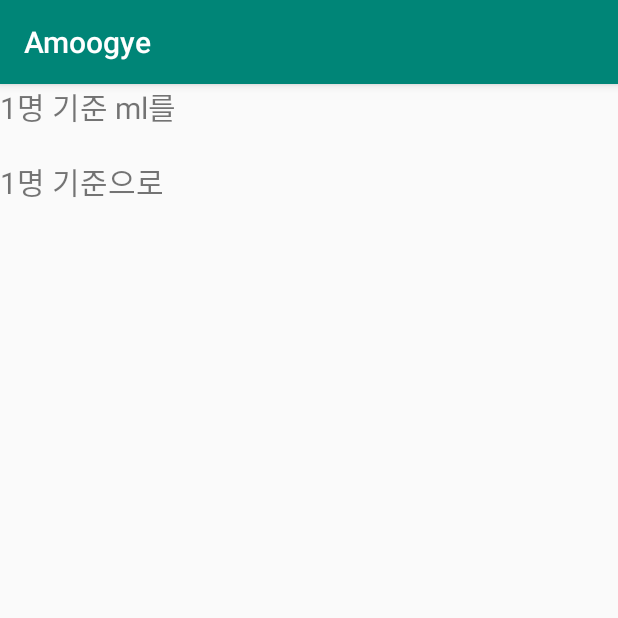
After one commit to Nexters/Amoogye, an Android app: the fragment PortionFragment shown on its own in the app's theme, on a phone screen of 412 x 824 dp, the top half of it. The commit adds this screen. Run offline under Robolectric (Android 15) with nearby library versions, the phone set to English and light mode, and no system bars; our stand-ins replace data binding.

Commit message:
feature-#6 [계산기] 화면 전환 기능 추가
- 인분 기준의 fragment 생성
- fragment 전환 기능을 CalculatorViewModel에 추가
- 재료, 인원 text에 화면 전환에 대한 onClickListener 붙임

```diff
--- a/app/src/main/java/cookcook/nexters/com/amoogye/views/calc/data/CalculatorRepositoryImpl.kt
+++ b/app/src/main/java/cookcook/nexters/com/amoogye/views/calc/data/CalculatorRepositoryImpl.kt
@@ -1,8 +1,16 @@
 package cookcook.nexters.com.amoogye.views.calc.data
 
 import android.content.Context
+import android.graphics.Color
 import android.widget.Toast
+import androidx.fragment.app.FragmentManager
+import androidx.fragment.app.FragmentTransaction
+import cookcook.nexters.com.amoogye.R
+import cookcook.nexters.com.amoogye.base.BaseFragment
 import cookcook.nexters.com.amoogye.views.calc.domain.CalculatorRepository
+import cookcook.nexters.com.amoogye.views.calc.presenter.IngredientFragment
+import cookcook.nexters.com.amoogye.views.calc.presenter.PortionFragment
+import kotlinx.android.synthetic.main.fragment_calc.*
 
 class CalculatorRepositoryImpl : CalculatorRepository {
 
@@ -10,4 +18,12 @@ class CalculatorRepositoryImpl : CalculatorRepository {
         Toast.makeText(context, text, Toast.LENGTH_SHORT).show()
     }
 
+    override fun changeFragment(id: Int, destination: BaseFragment, fragmentManager: FragmentManager) {
+        val transaction = fragmentManager.beginTransaction()
+
+        transaction.replace(R.id.calculator_container, destination)
+            .setTransition(FragmentTransaction.TRANSIT_FRAGMENT_OPEN)
+
+        transaction.commit()
+    }
 }
--- a/app/src/main/java/cookcook/nexters/com/amoogye/views/calc/domain/CalculatorRepository.kt
+++ b/app/src/main/java/cookcook/nexters/com/amoogye/views/calc/domain/CalculatorRepository.kt
@@ -1,7 +1,11 @@
 package cookcook.nexters.com.amoogye.views.calc.domain
 
 import android.content.Context
+import androidx.fragment.app.FragmentManager
+import cookcook.nexters.com.amoogye.base.BaseFragment
 
 interface CalculatorRepository {
     fun showToast(context: Context, text: String)
+
+    fun changeFragment(id: Int, destination: BaseFragment, fragmentManager: FragmentManager)
 }
--- a/app/src/main/java/cookcook/nexters/com/amoogye/views/calc/presenter/CalcFragment.kt
+++ b/app/src/main/java/cookcook/nexters/com/amoogye/views/calc/presenter/CalcFragment.kt
@@ -1,11 +1,13 @@
 package cookcook.nexters.com.amoogye.views.calc.presenter
 
+import android.graphics.Color
 import android.os.Bundle
 import android.view.LayoutInflater
 import android.view.View
 import android.view.ViewGroup
 import android.widget.Toast
 import androidx.databinding.DataBindingUtil
+import androidx.fragment.app.FragmentTransaction
 import cookcook.nexters.com.amoogye.R
 import cookcook.nexters.com.amoogye.base.BaseFragment
 import cookcook.nexters.com.amoogye.databinding.FragmentCalcBinding
@@ -37,6 +39,21 @@ class CalcFragment: BaseFragment() {
         btn_history.setOnClickListener { calculatorViewModel.gazuaa("history 구현 예정") }
         btn_tip.setOnClickListener { calculatorViewModel.gazuaa("tip 구현 예정") }
 
+        /********************** 모기님 알려주세요~~~ **********************/
+        /* TODO: 글자 색상 변경을 어떻게 묶어야할까..? 알아보자 */
+        /* TODO: fragmentManger는 이렇게 인자로 넘겨야만할까..? 알아보자 */
+        txt_ingredient.setOnClickListener {
+            calculatorViewModel.convertFragment(R.id.calculator_container, IngredientFragment(), fragmentManager!!)
+            txt_ingredient.setTextColor(Color.parseColor("#131c32"))
+            txt_human.setTextColor(Color.parseColor("#33131c32"))
+        }
+
+        txt_human.setOnClickListener {
+            calculatorViewModel.convertFragment(R.id.calculator_container, PortionFragment(), fragmentManager!!)
+            txt_ingredient.setTextColor(Color.parseColor("#33131c32"))
+            txt_human.setTextColor(Color.parseColor("#131c32"))
+        }
+
         val fragmentManager = fragmentManager
         val fragmentTransaction = fragmentManager!!.beginTransaction()
 
--- a/app/src/main/java/cookcook/nexters/com/amoogye/views/calc/presenter/CalculatorViewModel.kt
+++ b/app/src/main/java/cookcook/nexters/com/amoogye/views/calc/presenter/CalculatorViewModel.kt
@@ -1,11 +1,15 @@
 package cookcook.nexters.com.amoogye.views.calc.presenter
 
 import android.content.Context
+import androidx.fragment.app.FragmentManager
 import androidx.lifecycle.ViewModel
+import cookcook.nexters.com.amoogye.base.BaseFragment
 import cookcook.nexters.com.amoogye.views.calc.domain.CalculatorRepository
 
 class CalculatorViewModel(private val repo: CalculatorRepository) : ViewModel() {
     lateinit var context: Context
 
     fun gazuaa(text: String) = repo.showToast(context, text)
+
+    fun convertFragment(id: Int, destination: BaseFragment, fragmentManager: FragmentManager) = repo.changeFragment(id, destination, fragmentManager)
 }
--- /dev/null
+++ b/app/src/main/java/cookcook/nexters/com/amoogye/views/calc/presenter/PortionFragment.kt
@@ -0,0 +1,28 @@
+package cookcook.nexters.com.amoogye.views.calc.presenter
+
+import android.view.LayoutInflater
+import android.view.View
+import android.view.ViewGroup
+import androidx.databinding.DataBindingUtil
+import cookcook.nexters.com.amoogye.R
+import cookcook.nexters.com.amoogye.base.BaseFragment
+import cookcook.nexters.com.amoogye.databinding.FragmentCalcPortionBinding
+
+class PortionFragment: BaseFragment() {
+    override val layoutRes: Int = R.layout.fragment_calc_portion
+    private lateinit var binding: FragmentCalcPortionBinding
+    override val isUseDataBinding = true
+
+    override fun setupViews(view: View) {
+
+    }
+
+    override fun subscribeUI() {
+    }
+
+    override fun onDataBinding(inflater: LayoutInflater, container: ViewGroup?): View? {
+        binding = DataBindingUtil.inflate(inflater, R.layout.fragment_calc_portion, container, false)
+
+        return binding.root
+    }
+}
--- /dev/null
+++ b/app/src/main/res/layout/fragment_calc_portion.xml
@@ -0,0 +1,28 @@
+<?xml version="1.0" encoding="utf-8"?>
+<layout xmlns:android="http://schemas.android.com/apk/res/android">
+    <LinearLayout
+        android:layout_width="match_parent"
+        android:layout_height="wrap_content"
+        android:orientation="vertical">
+        <RelativeLayout
+            android:layout_width="match_parent"
+            android:layout_height="wrap_content">
+            <TextView
+                android:layout_width="wrap_content"
+                android:layout_height="wrap_content"
+                android:text="1명 기준 ml를"
+                android:textSize="20sp"/>
+        </RelativeLayout>
+
+        <RelativeLayout
+            android:layout_width="match_parent"
+            android:layout_height="wrap_content"
+            android:layout_marginTop="20dp">
+            <TextView
+                android:layout_width="wrap_content"
+                android:layout_height="wrap_content"
+                android:text="1명 기준으로"
+                android:textSize="20sp"/>
+        </RelativeLayout>
+    </LinearLayout>
+</layout>
```
